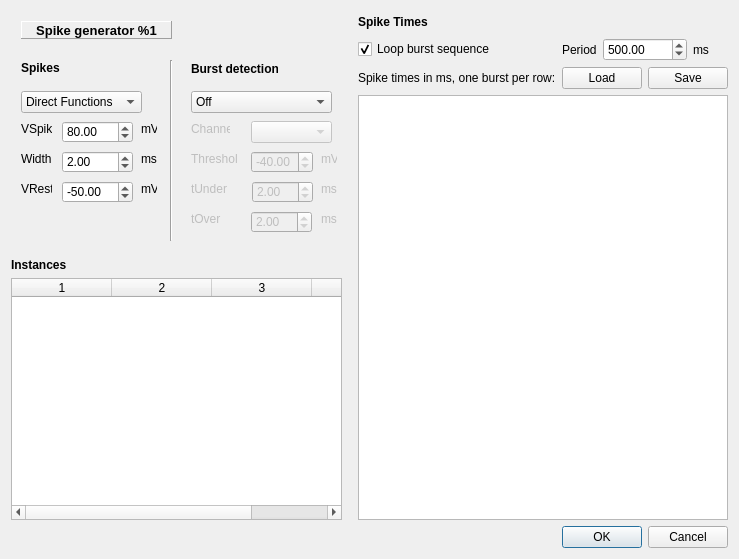
The window that src/gui/SpikeGenDlg.ui (CompEphys-team/stdpc) describes before a commit, drawn with Qt 5.
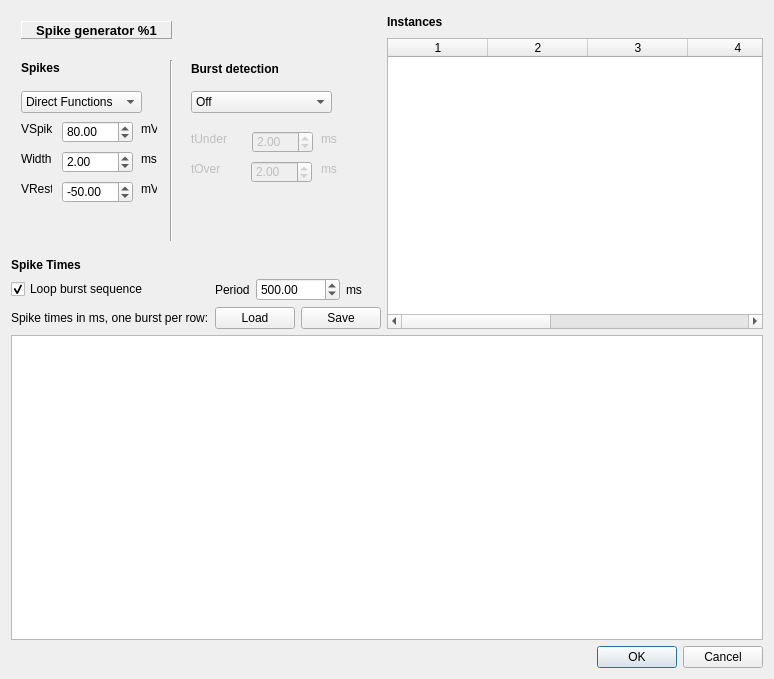
The same window after the commit. Custom widgets are drawn as their Qt base class.

Commit message:
Gave each SpikeGen instance its own burst trigger
If I'd been able to think of a good way to do "defaults & overrides", I
would have taken the entire burst trigger section in

```diff
--- a/src/gui/SpikeGenDlg.ui
+++ b/src/gui/SpikeGenDlg.ui
@@ -6,15 +6,15 @@
    <rect>
     <x>0</x>
     <y>0</y>
-    <width>704</width>
-    <height>559</height>
+    <width>774</width>
+    <height>679</height>
    </rect>
   </property>
   <property name="windowTitle">
    <string>Spike generator</string>
   </property>
   <layout class="QGridLayout" name="gridLayout">
-   <item row="0" column="0" rowspan="4">
+   <item row="0" column="0" rowspan="2" colspan="5">
     <widget class="QWidget" name="widget" native="true">
      <property name="enabled">
       <bool>true</bool>
@@ -358,7 +358,7 @@
        <property name="geometry">
         <rect>
          <x>10</x>
-         <y>90</y>
+         <y>40</y>
          <width>39</width>
          <height>16</height>
         </rect>
@@ -371,7 +371,7 @@
        <property name="geometry">
         <rect>
          <x>71</x>
-         <y>60</y>
+         <y>10</y>
          <width>61</width>
          <height>22</height>
         </rect>
@@ -387,7 +387,7 @@
        <property name="geometry">
         <rect>
          <x>10</x>
-         <y>60</y>
+         <y>10</y>
          <width>39</width>
          <height>16</height>
         </rect>
@@ -396,30 +396,11 @@
         <string>tUnder</string>
        </property>
       </widget>
-      <widget class="QDoubleSpinBox" name="Threshold">
-       <property name="geometry">
-        <rect>
-         <x>70</x>
-         <y>30</y>
-         <width>62</width>
-         <height>22</height>
-        </rect>
-       </property>
-       <property name="minimum">
-        <double>-1000.000000000000000</double>
-       </property>
-       <property name="maximum">
-        <double>1000.000000000000000</double>
-       </property>
-       <property name="value">
-        <double>-40.000000000000000</double>
-       </property>
-      </widget>
       <widget class="QLabel" name="WidthU_3">
        <property name="geometry">
         <rect>
          <x>140</x>
-         <y>90</y>
+         <y>40</y>
          <width>16</width>
          <height>16</height>
         </rect>
@@ -428,37 +409,11 @@
         <string>ms</string>
        </property>
       </widget>
-      <widget class="QLabel" name="ThresholdU">
-       <property name="geometry">
-        <rect>
-         <x>140</x>
-         <y>30</y>
-         <width>16</width>
-         <height>16</height>
-        </rect>
-       </property>
-       <property name="text">
-        <string>mV</string>
-       </property>
-      </widget>
-      <widget class="QLabel" name="ThresholdL">
-       <property name="geometry">
-        <rect>
-         <x>10</x>
-         <y>30</y>
-         <width>47</width>
-         <height>16</height>
-        </rect>
-       </property>
-       <property name="text">
-        <string>Threshold</string>
-       </property>
-      </widget>
       <widget class="QDoubleSpinBox" name="tOver">
        <property name="geometry">
         <rect>
          <x>70</x>
-         <y>90</y>
+         <y>40</y>
          <width>61</width>
          <height>22</height>
         </rect>
@@ -470,34 +425,11 @@
         <double>2.000000000000000</double>
        </property>
       </widget>
-      <widget class="QLabel" name="ChannelL">
-       <property name="geometry">
-        <rect>
-         <x>10</x>
-         <y>0</y>
-         <width>39</width>
-         <height>16</height>
-        </rect>
-       </property>
-       <property name="text">
-        <string>Channel</string>
-       </property>
-      </widget>
-      <widget class="WideComboBox" name="SGbdChannelCombo">
-       <property name="geometry">
-        <rect>
-         <x>70</x>
-         <y>0</y>
-         <width>81</width>
-         <height>22</height>
-        </rect>
-       </property>
-      </widget>
       <widget class="QLabel" name="WidthU_2">
        <property name="geometry">
         <rect>
          <x>140</x>
-         <y>60</y>
+         <y>10</y>
          <width>16</width>
          <height>16</height>
         </rect>
@@ -525,7 +457,55 @@
      <zorder>VRest</zorder>
     </widget>
    </item>
-   <item row="0" column="1">
+   <item row="0" column="5">
+    <widget class="QLabel" name="SpikesL_2">
+     <property name="enabled">
+      <bool>true</bool>
+     </property>
+     <property name="maximumSize">
+      <size>
+       <width>16777215</width>
+       <height>21</height>
+      </size>
+     </property>
+     <property name="font">
+      <font>
+       <weight>75</weight>
+       <bold>true</bold>
+      </font>
+     </property>
+     <property name="text">
+      <string>Instances</string>
+     </property>
+    </widget>
+   </item>
+   <item row="1" column="5" rowspan="4" colspan="2">
+    <widget class="QTableWidget" name="instTable">
+     <property name="enabled">
+      <bool>true</bool>
+     </property>
+     <property name="alternatingRowColors">
+      <bool>true</bool>
+     </property>
+     <property name="columnCount">
+      <number>7</number>
+     </property>
+     <attribute name="horizontalHeaderHighlightSections">
+      <bool>false</bool>
+     </attribute>
+     <attribute name="horizontalHeaderStretchLastSection">
+      <bool>true</bool>
+     </attribute>
+     <column/>
+     <column/>
+     <column/>
+     <column/>
+     <column/>
+     <column/>
+     <column/>
+    </widget>
+   </item>
+   <item row="2" column="0">
     <widget class="QLabel" name="ExplicitSpikeTimesL">
      <property name="enabled">
       <bool>true</bool>
@@ -547,7 +527,7 @@
      </property>
     </widget>
    </item>
-   <item row="1" column="1">
+   <item row="3" column="0">
     <widget class="QCheckBox" name="Loop">
      <property name="enabled">
       <bool>true</bool>
@@ -560,14 +540,14 @@
      </property>
     </widget>
    </item>
-   <item row="1" column="2">
+   <item row="3" column="1">
     <widget class="QLabel" name="label_2">
      <property name="text">
       <string>Period</string>
      </property>
     </widget>
    </item>
-   <item row="1" column="3" colspan="2">
+   <item row="3" column="2" colspan="2">
     <widget class="QDoubleSpinBox" name="Period">
      <property name="maximum">
       <double>600000.000000000000000</double>
@@ -580,7 +560,7 @@
      </property>
     </widget>
    </item>
-   <item row="1" column="5">
+   <item row="3" column="4">
     <widget class="QLabel" name="PeriodU">
      <property name="enabled">
       <bool>true</bool>
@@ -590,7 +570,7 @@
      </property>
     </widget>
    </item>
-   <item row="2" column="1">
+   <item row="4" column="0">
     <widget class="QLabel" name="label">
      <property name="enabled">
       <bool>true</bool>
@@ -606,21 +586,21 @@
      </property>
     </widget>
    </item>
-   <item row="2" column="2" colspan="2">
+   <item row="4" column="1" colspan="2">
     <widget class="QPushButton" name="btnLoadST">
      <property name="text">
       <string>Load</string>
      </property>
     </widget>
    </item>
-   <item row="2" column="4" colspan="2">
+   <item row="4" column="3" colspan="2">
     <widget class="QPushButton" name="btnSaveST">
      <property name="text">
       <string>Save</string>
      </property>
     </widget>
    </item>
-   <item row="3" column="1" rowspan="3" colspan="5">
+   <item row="5" column="0" colspan="7">
     <widget class="QTableWidget" name="STTable">
      <property name="enabled">
       <bool>true</bool>
@@ -639,58 +619,7 @@
      </attribute>
     </widget>
    </item>
-   <item row="4" column="0">
-    <widget class="QLabel" name="SpikesL_2">
-     <property name="enabled">
-      <bool>true</bool>
-     </property>
-     <property name="font">
-      <font>
-       <weight>75</weight>
-       <bold>true</bold>
-      </font>
-     </property>
-     <property name="text">
-      <string>Instances</string>
-     </property>
-    </widget>
-   </item>
-   <item row="5" column="0">
-    <widget class="QTableWidget" name="instTable">
-     <property name="enabled">
-      <bool>true</bool>
-     </property>
-     <property name="sizePolicy">
-      <sizepolicy hsizetype="Preferred" vsizetype="Expanding">
-       <horstretch>0</horstretch>
-       <verstretch>0</verstretch>
-      </sizepolicy>
-     </property>
-     <property name="maximumSize">
-      <size>
-       <width>331</width>
-       <height>16777215</height>
-      </size>
-     </property>
-     <property name="alternatingRowColors">
-      <bool>true</bool>
-     </property>
-     <property name="columnCount">
-      <number>4</number>
-     </property>
-     <attribute name="horizontalHeaderHighlightSections">
-      <bool>false</bool>
-     </attribute>
-     <attribute name="horizontalHeaderStretchLastSection">
-      <bool>true</bool>
-     </attribute>
-     <column/>
-     <column/>
-     <column/>
-     <column/>
-    </widget>
-   </item>
-   <item row="6" column="2" colspan="4">
+   <item row="6" column="6">
     <widget class="QDialogButtonBox" name="buttonBox">
      <property name="enabled">
       <bool>true</bool>
@@ -718,13 +647,6 @@
   <zorder>Loop</zorder>
   <zorder>label_2</zorder>
  </widget>
- <customwidgets>
-  <customwidget>
-   <class>WideComboBox</class>
-   <extends>QComboBox</extends>
-   <header>WideComboBox.h</header>
-  </customwidget>
- </customwidgets>
  <tabstops>
   <tabstop>SGLUTableCombo</tabstop>
   <tabstop>VSpike</tabstop>
```
Left out of the diff: 8 changed lines with no effect on the pictures. The commit also changes 7 other files.
